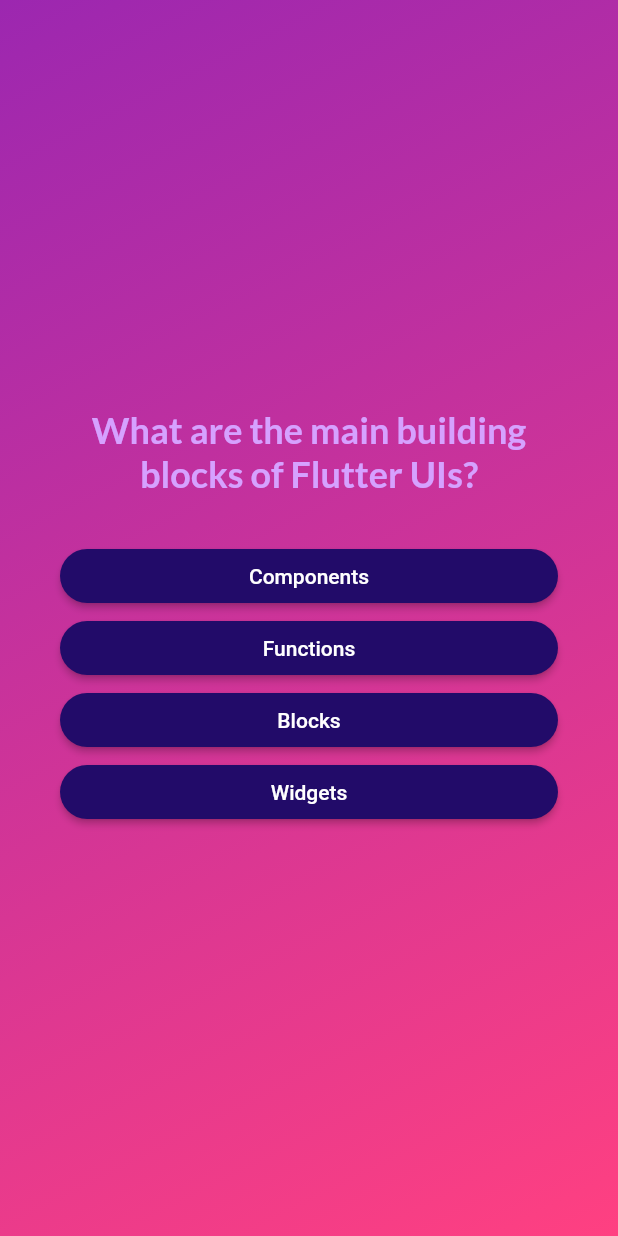
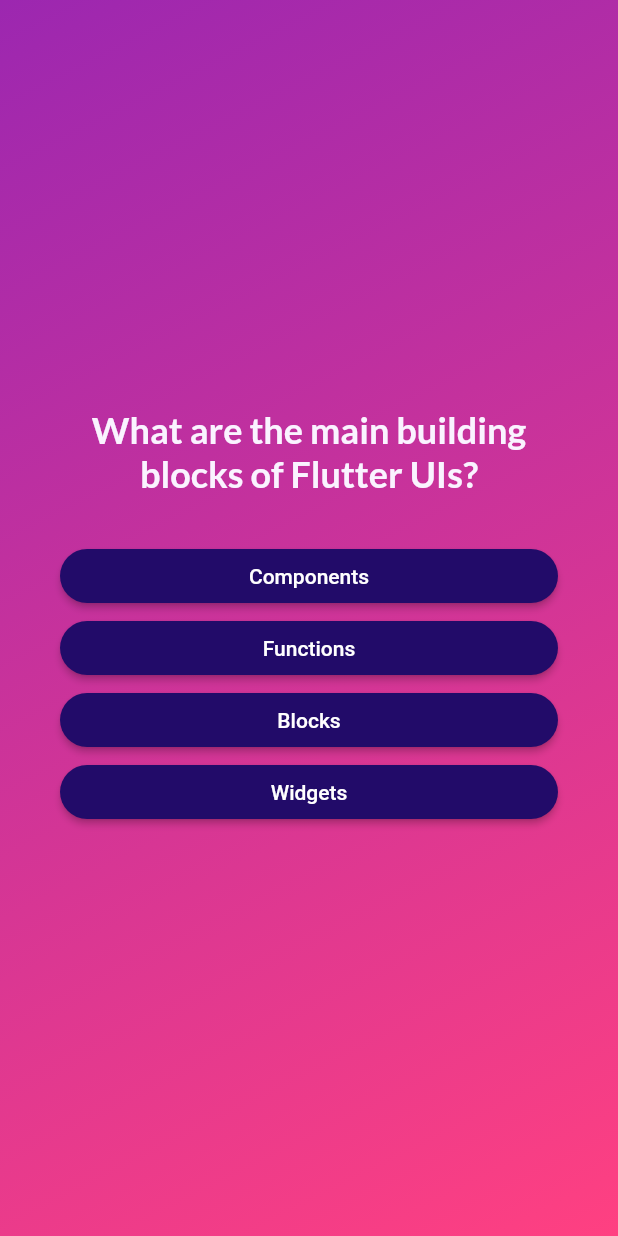
Before and after one commit to ambibma/flutterQuizApp, a Flutter app: the screen it shows after launch, after a tap on "Hello", on a phone screen of 412 x 824 dp. Run offline on Flutter 3.47's test engine with Material 2 defaults, Android fonts, the phone set to English and light mode, and no system bars; our stand-ins replace google_fonts.

Commit message:
Change quiz title color

```diff
--- a/lib/questions_screen.dart
+++ b/lib/questions_screen.dart
@@ -39,7 +39,7 @@ class _QuestionsScreenState extends State<QuestionScreen> {
             Text(
               currentQuestion.text,
               style: GoogleFonts.lato(
-                  color: const Color.fromARGB(255, 214, 161, 255),
+                  color: Color.fromARGB(255, 250, 243, 255),
                   fontSize: 24,
                   fontWeight: FontWeight.bold),
               textAlign: TextAlign.center,
```
